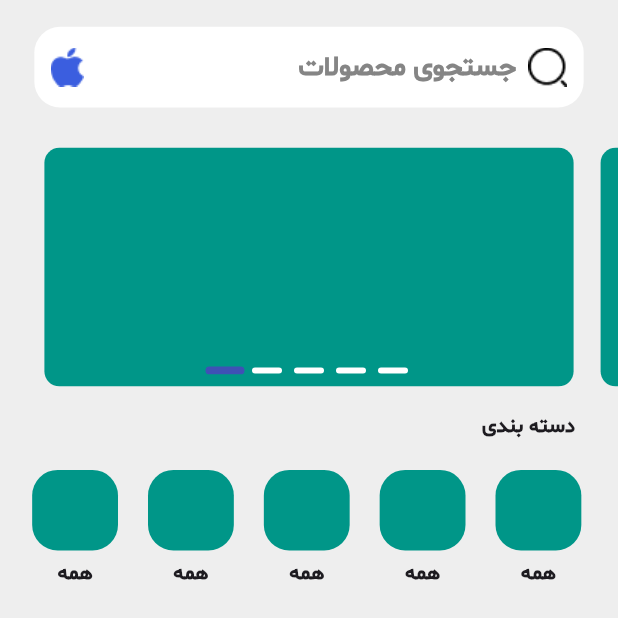
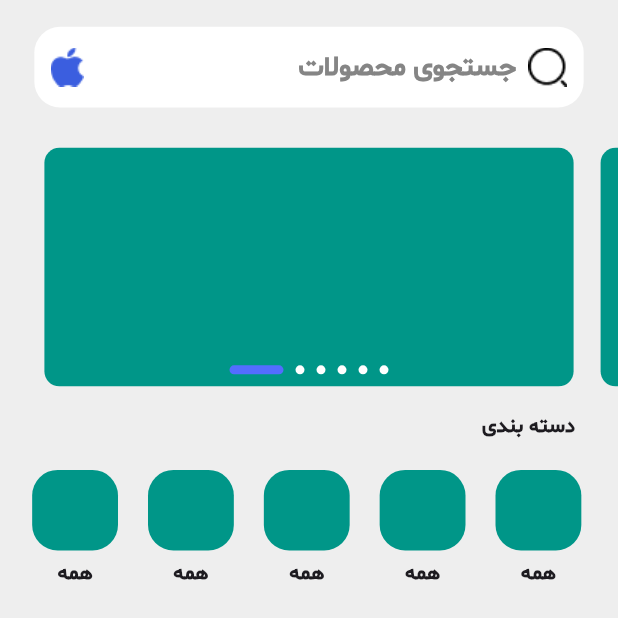
Before and after one commit to SaeidBoghraeii83/apple_shop, a Flutter app: the HomeScreen screen opened directly, on a phone screen of 412 x 824 dp, the top half of it. Run offline on Flutter 3.47's test engine with Material 3 defaults, Android fonts, the phone set to English and light mode, and no system bars; drawn by our look-alikes of smooth_page_indicator; our stand-ins replace flutter_screenutil.

Commit message:
modify to home screen branch and best seller screen

```diff
--- a/lib/screens/home_screen.dart
+++ b/lib/screens/home_screen.dart
@@ -1,3 +1,4 @@
+import 'package:apple_shop/screens/bestseller_screen.dart';
 import 'package:flutter/material.dart';
 import 'package:flutter_screenutil/flutter_screenutil.dart';
 import 'package:smooth_page_indicator/smooth_page_indicator.dart';
@@ -143,19 +144,15 @@ Widget _getBannerSlider(PageController bannerController) {
         bottom: 17,
         child: SmoothPageIndicator(
           controller: bannerController,
-          count: count,
+          count: 6,
           axisDirection: Axis.horizontal,
-          effect: ScrollingDotsEffect(
-            spacing: 8.0,
-            radius: 4,
-            dotWidth: 20,
-            activeDotScale: 1,
-            activeStrokeWidth: 4,
-            dotHeight: 4,
-            paintStyle: PaintingStyle.fill,
-            strokeWidth: 1,
+          effect: ExpandingDotsEffect(
             dotColor: Colors.white,
-            activeDotColor: Colors.indigo,
+            activeDotColor: Colors.indigoAccent,
+
+            expansionFactor: 6,
+            dotHeight: 6,
+            dotWidth: 6,
           ),
         ),
       ),
@@ -214,13 +211,16 @@ Widget _getBestSellerItem() {
         children: [
           Image.asset('images/icon_left_categroy.png'),
           SizedBox(width: 10),
-          Text(
+          InkWell(
+            onTap: () => BestsellerScreen(),
+            child: Text(
               'مشاهده همه',
               style: TextStyle(
                 color: Colors.indigo,
                 fontFamily: 'SM',
                 fontWeight: FontWeight.bold,
                 fontSize: 12.sp,
+              ),
             ),
           ),
         ],
```
Lines whose indentation alone changed are shown as unchanged.
